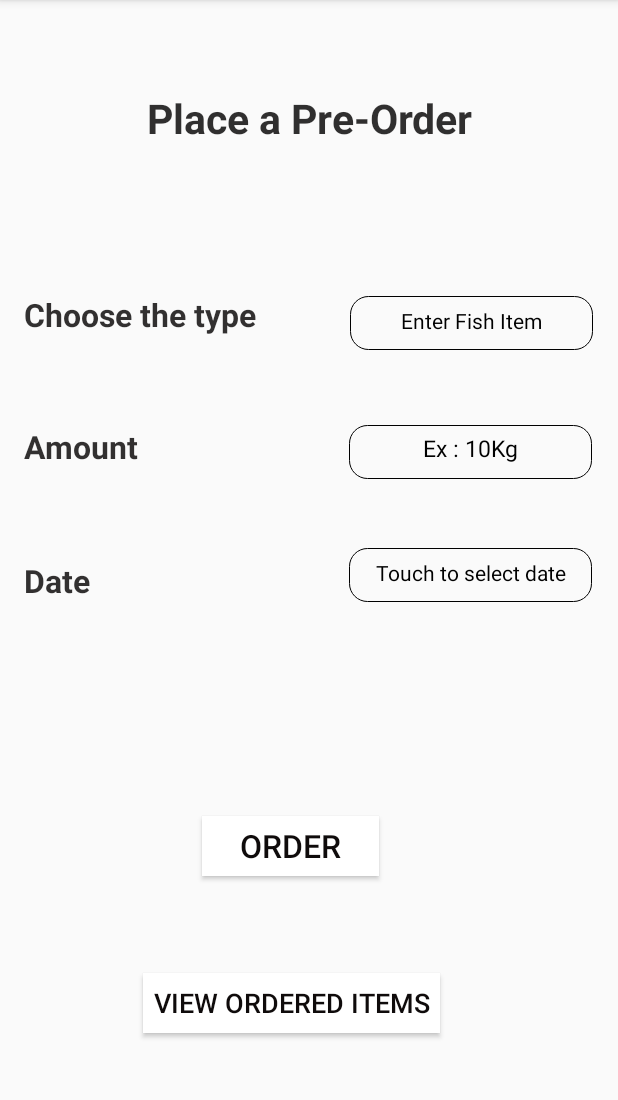
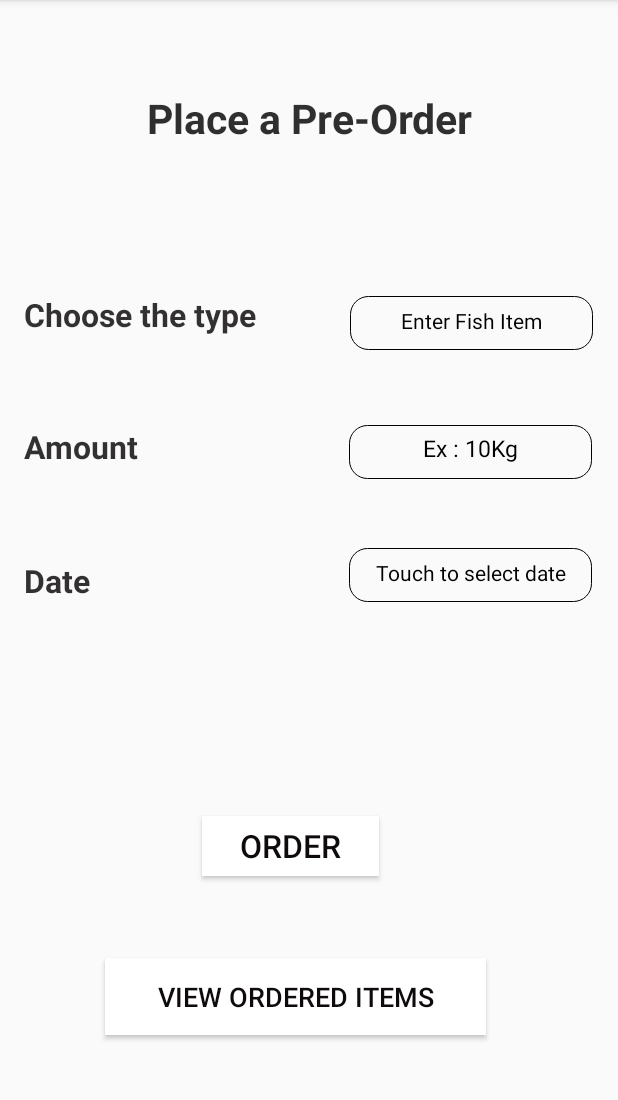
Before and after one commit to HDLLakshan/Maadela, an Android app: the AdvanceOrder screen opened directly, with no data from a screen before it, on a phone screen of 412 x 824 dp, the part 84-1184 px from its top. Run offline under Robolectric (Android 15) with nearby library versions, the phone set to English and light mode, and no system bars; our stand-ins replace Firebase (no records; nobody signed in at launch, a user with empty details on screens opened directly).

Commit message:
made changes in pre-ordering

```diff
--- a/app/src/main/java/com/example/maadela/FishOrderRequestList.java
+++ b/app/src/main/java/com/example/maadela/FishOrderRequestList.java
@@ -54,7 +54,7 @@ public class FishOrderRequestList extends ArrayAdapter<OrderClass> {
         orrqdate.setText("  Date Requested : "+oqrderClass.getDate());
         orrqstatus.setText("  Status : "+oqrderClass.getStatus());
         orrqContact.setText("  Seller Contact : "+oqrderClass.getSellerContact());
-        orrqpricetot.setText("  Total Price : ");
+        orrqpricetot.setText("  Total Price : "+oqrderClass.getTotprice());
 
 
 
--- a/app/src/main/java/com/example/maadela/OrderSendNotify.java
+++ b/app/src/main/java/com/example/maadela/OrderSendNotify.java
@@ -91,7 +91,7 @@ public class OrderSendNotify extends Activity {
 
         builder.setTitle( "Select an option " );
 
-        builder.setMessage( shopcontact );
+        //uilder.setMessage( shopcontact );
         builder.setPositiveButton( "Call Seller", new DialogInterface.OnClickListener() {
             @Override
             public void onClick(DialogInterface dialogInterface, int i) {
--- a/app/src/main/res/layout/activity_advance_order.xml
+++ b/app/src/main/res/layout/activity_advance_order.xml
@@ -151,8 +151,8 @@
 
     <Button
         android:id="@+id/button2"
-        android:layout_width="198dp"
-        android:layout_height="40dp"
+        android:layout_width="254dp"
+        android:layout_height="51dp"
         android:background="#FFFFFF"
         android:onClick="sendviewRMessage"
         android:text="View ordered items"
```
Also changed, not shown: app/src/main/res/layout/fish_orequest_list.xml (+7 -0 lines).
